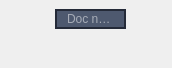
Old version of the form src/client/gui/ui/texteditor_home.ui in the repository aleoli/Shared-Editor.
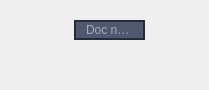
New version of the form. Icons and pictures are not drawn.

Commit message: corretto Widget: da QMainWindow sono diventati QWidget

The edit to the form file:
```diff
--- a/src/client/gui/ui/texteditor_home.ui
+++ b/src/client/gui/ui/texteditor_home.ui
@@ -1,64 +1,25 @@
 <?xml version="1.0" encoding="UTF-8"?>
 <ui version="4.0">
  <class>Home</class>
- <widget class="QMainWindow" name="Home">
+ <widget class="QWidget" name="Home">
   <property name="geometry">
    <rect>
     <x>0</x>
     <y>0</y>
-    <width>172</width>
-    <height>68</height>
+    <width>209</width>
+    <height>86</height>
    </rect>
   </property>
-  <property name="minimumSize">
-   <size>
-    <width>0</width>
-    <height>0</height>
-   </size>
-  </property>
-  <property name="maximumSize">
-   <size>
-    <width>161555</width>
-    <height>161555</height>
-   </size>
-  </property>
   <property name="windowTitle">
    <string>HomeButton</string>
   </property>
   <property name="styleSheet">
    <string notr="true"/>
   </property>
-  <widget class="QWidget" name="centralwidget">
-   <property name="styleSheet">
-    <string notr="true">background : transparent;</string>
-   </property>
    <layout class="QGridLayout" name="gridLayout">
-    <item row="0" column="1">
-     <widget class="QLineEdit" name="ledit_rename">
-      <property name="maximumSize">
-       <size>
-        <width>71</width>
-        <height>16777215</height>
-       </size>
-      </property>
-      <property name="styleSheet">
-       <string notr="true">QLineEdit {
-    border: 2px solid #242A38;
-    border-radius: 15px;
-    padding: 0 8px;
-    background: #4E596F;
-    selection-background-color: #F65964;
-	color: white;
-}</string>
-      </property>
-      <property name="frame">
-       <bool>true</bool>
-      </property>
-      <property name="placeholderText">
-       <string>Doc name</string>
-      </property>
-     </widget>
-    </item>
+   <item row="0" column="0">
+    <widget class="QWidget" name="container" native="true">
+     <layout class="QGridLayout" name="gridLayout_2">
     <item row="0" column="0" rowspan="2">
      <widget class="QPushButton" name="btn_home">
       <property name="minimumSize">
@@ -132,6 +93,32 @@
       </property>
      </widget>
     </item>
+      <item row="0" column="1">
+       <widget class="QLineEdit" name="ledit_rename">
+        <property name="maximumSize">
+         <size>
+          <width>71</width>
+          <height>16777215</height>
+         </size>
+        </property>
+        <property name="styleSheet">
+         <string notr="true">QLineEdit {
+    border: 2px solid #242A38;
+    border-radius: 15px;
+    padding: 0 8px;
+    background: #4E596F;
+    selection-background-color: #F65964;
+	color: white;
+}</string>
+        </property>
+        <property name="frame">
+         <bool>true</bool>
+        </property>
+        <property name="placeholderText">
+         <string>Doc name</string>
+        </property>
+       </widget>
+      </item>
     <item row="0" column="2">
      <widget class="QLabel" name="label_rename">
       <property name="maximumSize">
@@ -160,6 +147,8 @@
     </item>
    </layout>
   </widget>
+   </item>
+  </layout>
  </widget>
  <resources>
   <include location="resources/res.qrc"/>
```
Left out of the diff: 2 changed lines with no effect on the pictures. Lines whose indentation alone changed are shown as unchanged. The commit also changes 1 other file.
